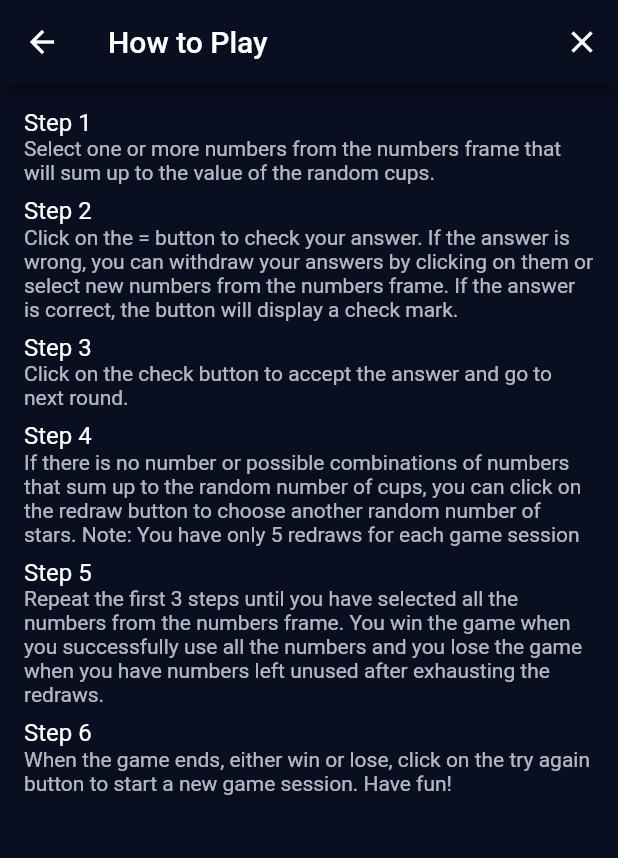
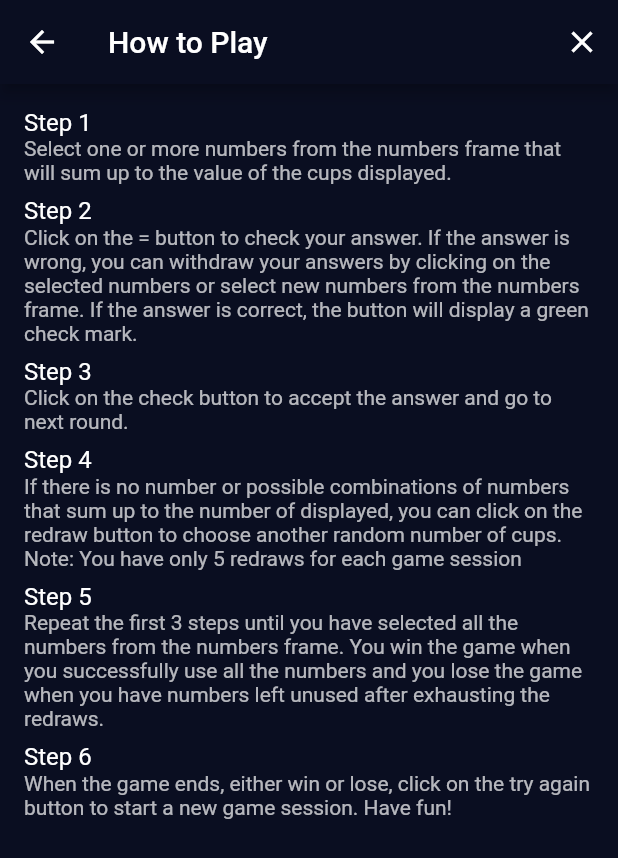
Before and after one commit to solnsumei/mathskills, a Flutter app: the HelpPage screen opened by its route, on a phone screen of 412 x 824 dp. Shown: the top 858 px of the screen. Run offline on Flutter 3.47's test engine with Material 2 defaults, Android fonts, the phone set to English and light mode, and no system bars.

Commit message:
Update UI and improve usability

```diff
--- a/lib/src/core/core.dart
+++ b/lib/src/core/core.dart
@@ -1 +1,2 @@
 export 'utils/constants.dart';
+export 'providers/game_provider.dart';
--- a/lib/src/core/utils/constants.dart
+++ b/lib/src/core/utils/constants.dart
@@ -1,8 +1,8 @@
 const List<String> INSTRUCTIONS = [
-  "Select one or more numbers from the numbers frame that will sum up to the value of the random cups.",
-  "Click on the = button to check your answer. If the answer is wrong, you can withdraw your answers by clicking on them or select new numbers from the numbers frame. If the answer is correct, the button will display a check mark.",
+  "Select one or more numbers from the numbers frame that will sum up to the value of the cups displayed.",
+  "Click on the = button to check your answer. If the answer is wrong, you can withdraw your answers by clicking on the selected numbers or select new numbers from the numbers frame. If the answer is correct, the button will display a green check mark.",
   "Click on the check button to accept the answer and go to next round.",
-  "If there is no number or possible combinations of numbers that sum up to the random number of cups, you can click on the redraw button to choose another random number of stars. Note: You have only 5 redraws for each game session",
+  "If there is no number or possible combinations of numbers that sum up to the number of displayed, you can click on the redraw button to choose another random number of cups. Note: You have only 5 redraws for each game session",
   "Repeat the first 3 steps until you have selected all the numbers from the numbers frame. You win the game when you successfully use all the numbers and you lose the game when you have numbers left unused after exhausting the redraws.",
   "When the game ends, either win or lose, click on the try again button to start a new game session. Have fun!"
 ];
--- a/lib/src/my_app.dart
+++ b/lib/src/my_app.dart
@@ -1,7 +1,7 @@
 import 'package:flutter/material.dart';
 import 'package:provider/provider.dart';
 
-import 'core/providers/game_provider.dart';
+import 'core/core.dart';
 import 'ui/screens/home_page.dart';
 import 'ui/screens/help_page.dart';
 import 'ui/screens/about_page.dart';
```
Also changed, not shown: lib/src/ui/screens/home_page.dart (+18 -8 lines).
